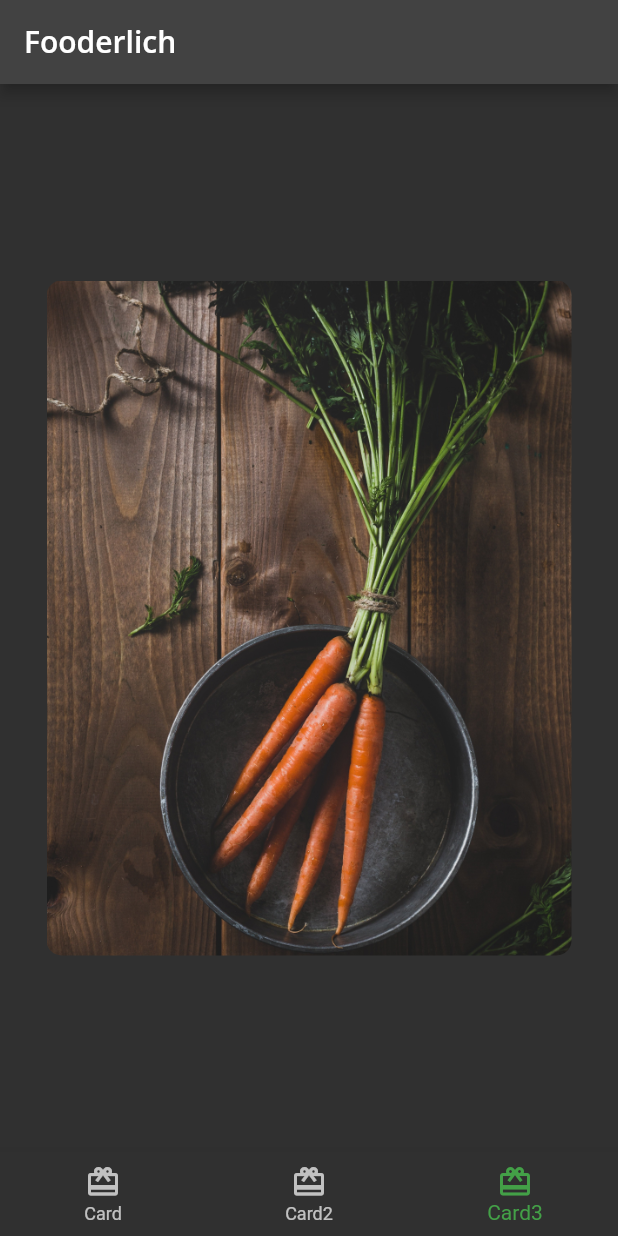
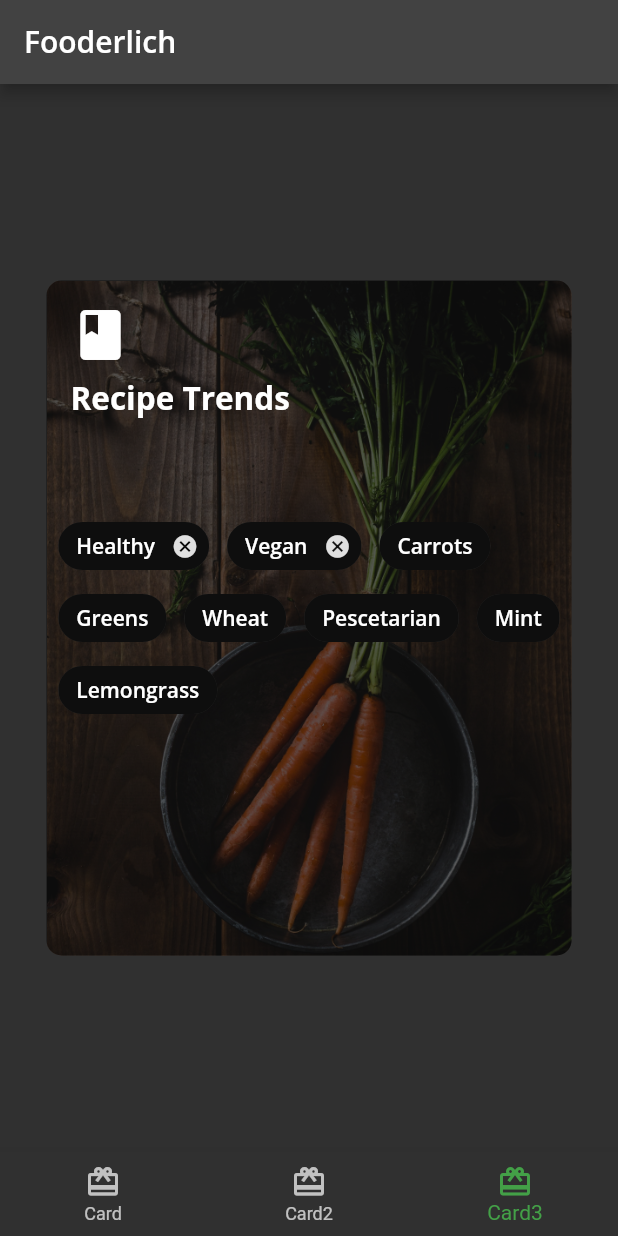
Before and after one commit to blessed-sibanda/fooderlich, a Flutter app: the screen it shows after launch, item 3 of the bottom bar chosen, on a phone screen of 412 x 824 dp. Run offline on Flutter 3.47's test engine with Material 2 defaults, Android fonts, the phone set to English and light mode, and no system bars; our stand-ins replace google_fonts.

Commit message:
finish explore card

```diff
--- a/lib/card3.dart
+++ b/lib/card3.dart
@@ -1,4 +1,5 @@
 import 'package:flutter/material.dart';
+import 'package:fooderlich/fooderlich_theme.dart';
 
 class Card3 extends StatelessWidget {
   const Card3({Key? key}) : super(key: key);
@@ -13,7 +14,90 @@ class Card3 extends StatelessWidget {
                 image: AssetImage('assets/mag2.png'), fit: BoxFit.cover),
             borderRadius: BorderRadius.all(Radius.circular(10.0))),
         child: Stack(
-          children: [],
+          children: [
+            Container(
+                decoration: BoxDecoration(
+                    color: Colors.black.withOpacity(0.6),
+                    borderRadius:
+                        const BorderRadius.all(Radius.circular(10.0)))),
+            Container(
+              padding: const EdgeInsets.all(16),
+              child: Column(
+                crossAxisAlignment: CrossAxisAlignment.start,
+                children: [
+                  const Icon(
+                    Icons.book,
+                    color: Colors.white,
+                    size: 40,
+                  ),
+                  const SizedBox(
+                    height: 8,
+                  ),
+                  Text(
+                    'Recipe Trends',
+                    style: FooderlichTheme.darkTextTheme.headline2,
+                  ),
+                  const SizedBox(
+                    height: 30,
+                  )
+                ],
+              ),
+            ),
+            Center(
+              child: Wrap(
+                alignment: WrapAlignment.start,
+                spacing: 12,
+                children: [
+                  Chip(
+                    label: Text('Healthy',
+                        style: FooderlichTheme.darkTextTheme.bodyText1),
+                    backgroundColor: Colors.black.withOpacity(0.7),
+                    onDeleted: () {
+                      print('delete');
+                    },
+                  ),
+                  Chip(
+                    label: Text('Vegan',
+                        style: FooderlichTheme.darkTextTheme.bodyText1),
+                    backgroundColor: Colors.black.withOpacity(0.7),
+                    onDeleted: () {
+                      print('delete');
+                    },
+                  ),
+                  Chip(
+                    label: Text('Carrots',
+                        style: FooderlichTheme.darkTextTheme.bodyText1),
+                    backgroundColor: Colors.black.withOpacity(0.7),
+                  ),
+                  Chip(
+                    label: Text('Greens',
+                        style: FooderlichTheme.darkTextTheme.bodyText1),
+                    backgroundColor: Colors.black.withOpacity(0.7),
+                  ),
+                  Chip(
+                    label: Text('Wheat',
+                        style: FooderlichTheme.darkTextTheme.bodyText1),
+                    backgroundColor: Colors.black.withOpacity(0.7),
+                  ),
+                  Chip(
+                    label: Text('Pescetarian',
+                        style: FooderlichTheme.darkTextTheme.bodyText1),
+                    backgroundColor: Colors.black.withOpacity(0.7),
+                  ),
+                  Chip(
+                    label: Text('Mint',
+                        style: FooderlichTheme.darkTextTheme.bodyText1),
+                    backgroundColor: Colors.black.withOpacity(0.7),
+                  ),
+                  Chip(
+                    label: Text('Lemongrass',
+                        style: FooderlichTheme.darkTextTheme.bodyText1),
+                    backgroundColor: Colors.black.withOpacity(0.7),
+                  ),
+                ],
+              ),
+            )
+          ],
         ),
       ),
     );
```
